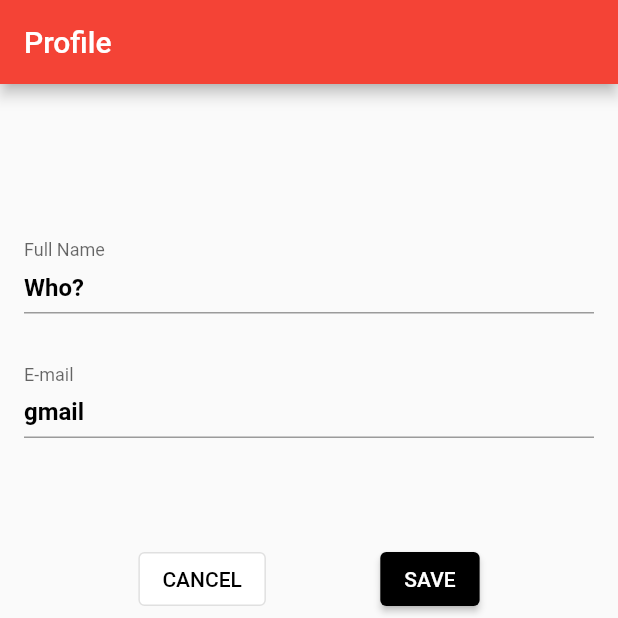
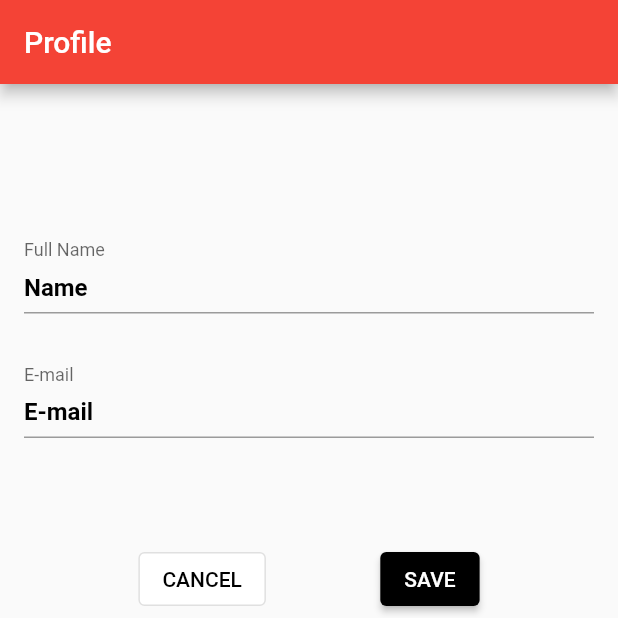
Before and after one commit to Pupae-ktsw/workout-planner-frontend, a Flutter app: the EditProfilePage screen opened directly, on a phone screen of 412 x 824 dp, the top half of it. Run offline on Flutter 3.47's test engine with Material 2 defaults, Android fonts, the phone set to English and light mode, and no system bars; our stand-ins replace curved_navigation_bar, flutter_secure_storage, google_fonts, table_calendar; accounts and stored records are empty; network calls fail; Roboto replaces fonts that are missing (Prompt).

Commit message:
Edit default value if text is null

```diff
--- a/lib/repositories/user_repo.dart
+++ b/lib/repositories/user_repo.dart
@@ -13,7 +13,6 @@ class UserRepo implements Repository {
     User user = User();
     const storage = FlutterSecureStorage();
     String? token = await storage.read(key: 'accessToken');
-    print("token: $token");
     var response = await http
         .get(Uri.parse(url), headers: {'Authorization': "Bearer $token"});
     var body = json.decode(response.body);
--- a/lib/views/profile_page.dart
+++ b/lib/views/profile_page.dart
@@ -57,8 +57,8 @@ class _EditProfilePageState extends State<EditProfilePage> {
               SizedBox(
                 height: 80,
               ),
-              buildTextField("Full Name", thisUser.name ?? "Who?", false),
-              buildTextField("E-mail", thisUser.email ?? "gmail", false),
+              buildTextField("Full Name", thisUser.name ?? "Name", false),
+              buildTextField("E-mail", thisUser.email ?? "E-mail", false),
               // buildTextField("Password", user.password!, true),
               SizedBox(
                 height: 35,
```
